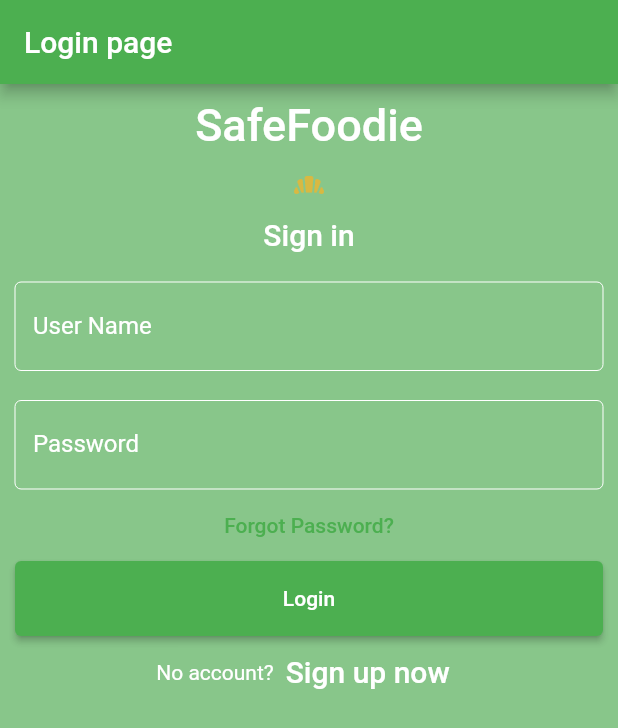
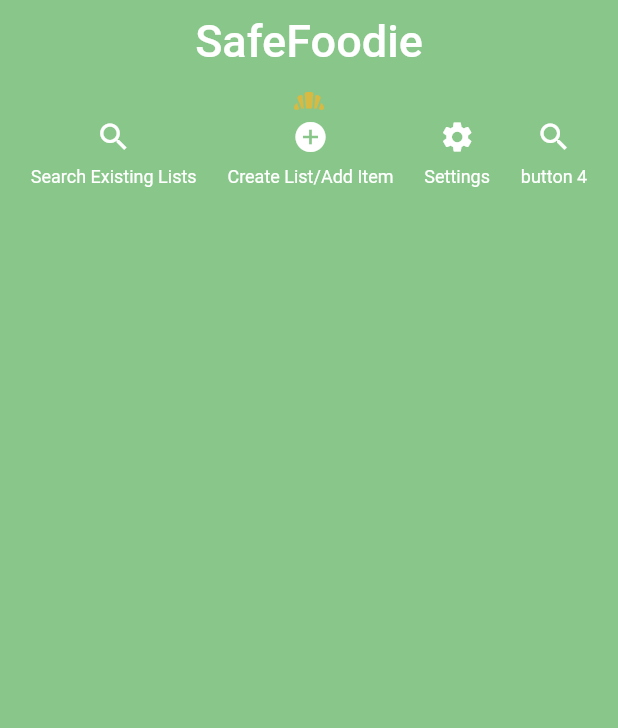
Before and after one commit to WSU-4110/SafeFoodie, a Flutter app: the screen it shows after launch, after a tap on "Login", on a phone screen of 412 x 824 dp. Shown: the top 728 px of the screen. Run offline on Flutter 3.47's test engine with Material 2 defaults, Android fonts, the phone set to English and light mode, and no system bars; our stand-ins replace firebase_auth, firebase_core; accounts and stored records are empty; network calls fail.

Commit message:
added main page

```diff
--- a/safefoodie_login_merge/lib/main.dart
+++ b/safefoodie_login_merge/lib/main.dart
@@ -125,6 +125,7 @@ class HomeScreen extends StatelessWidget {
             child: ElevatedButton(
               child: const Text('Login'),
               onPressed: () {
+                _ToMainScreen(context);
                 //print(nameController.text);
                 //print(passwordController.text);
               },
@@ -167,6 +168,12 @@ class HomeScreen extends StatelessWidget {
     Navigator.of(context)
         .push(MaterialPageRoute(builder: (context) => ResetPage()));
   }
+
+//Nav function for main page
+  void _ToMainScreen(BuildContext context) {
+    Navigator.of(context)
+        .push(MaterialPageRoute(builder: (context) => MainPage()));
+  }
 }
 
 //======================================================================================
@@ -189,6 +196,12 @@ class ResetPage extends StatefulWidget {
   //forgot pass
   @override
   _ResetPageState createState() => _ResetPageState();
+}
+
+//main page
+class MainPage extends StatefulWidget {
+  @override
+  _MainPageState createState() => _MainPageState();
 }
 
 //======================================================================================
@@ -431,3 +444,71 @@ class _ResetPageState extends State<ResetPage> {
 //======================================================================================
 //HOME PAGE START
 //======================================================================================
+
+class _MainPageState extends State<MainPage> {
+//=======================================
+//Button Widgets
+
+  @override
+  Widget build(BuildContext context) {
+    return Scaffold(
+      body: Center(
+          child: ListView(children: <Widget>[
+//======================================
+//title header
+        Container(
+            alignment: Alignment.center,
+            padding: const EdgeInsets.all(10),
+            child: const Text(
+              'SafeFoodie',
+              style: TextStyle(
+                  color: Colors.white,
+                  fontWeight: FontWeight.w500,
+                  fontSize: 30),
+            )),
+
+        Icon(
+          Icons.bakery_dining_rounded,
+          color: Color.fromARGB(216, 230, 182, 53),
+        ),
+
+//======================================
+        Container(
+            child: Row(
+          mainAxisAlignment: MainAxisAlignment.spaceEvenly,
+          children: [
+            _buildButtonColumn(
+                Colors.white, Icons.search, 'Search Existing Lists'),
+            _buildButtonColumn(
+                Colors.white, Icons.add_circle, 'Create List/Add Item'),
+            _buildButtonColumn(Colors.white, Icons.settings, 'Settings'),
+            _buildButtonColumn(Colors.white, Icons.search, "button 4")
+          ],
+        ))
+
+//======================================
+      ])),
+    );
+  }
+}
+
+Column _buildButtonColumn(Color color, IconData icon, String label) {
+  return Column(
+    mainAxisSize: MainAxisSize.min,
+    mainAxisAlignment: MainAxisAlignment.center,
+    children: [
+      Icon(icon, color: color),
+      Container(
+        margin: const EdgeInsets.only(top: 8),
+        child: Text(
+          label,
+          style: TextStyle(
+            fontSize: 12,
+            fontWeight: FontWeight.w400,
+            color: color,
+          ),
+        ),
+      ),
+    ],
+  );
+}
```
Also changed, not shown: safefoodie_login_merge/lib/safefoodie_loginscreen.dart (+3 -39 lines).
